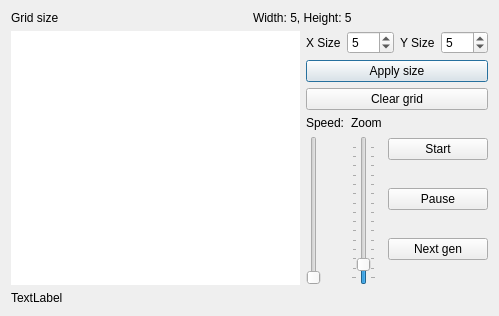
Before: the Qt Designer form dialog.ui in solidconcrete/ConwaysGameOfLifeOld, drawn with Qt 5.
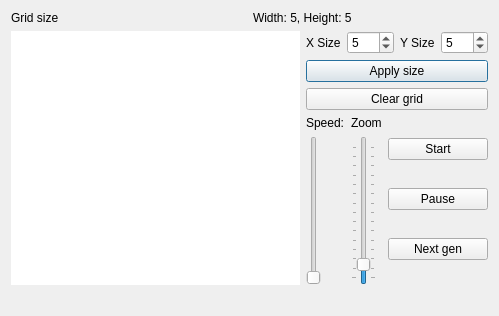
After: the same form once the commit is applied.

```diff
--- a/dialog.ui
+++ b/dialog.ui
@@ -275,7 +275,7 @@
    <item row="2" column="0">
     <widget class="QLabel" name="label_6">
      <property name="text">
-      <string>TextLabel</string>
+      <string/>
      </property>
     </widget>
    </item>
```
Left out of the diff: 4 changed lines with no effect on the pictures.
